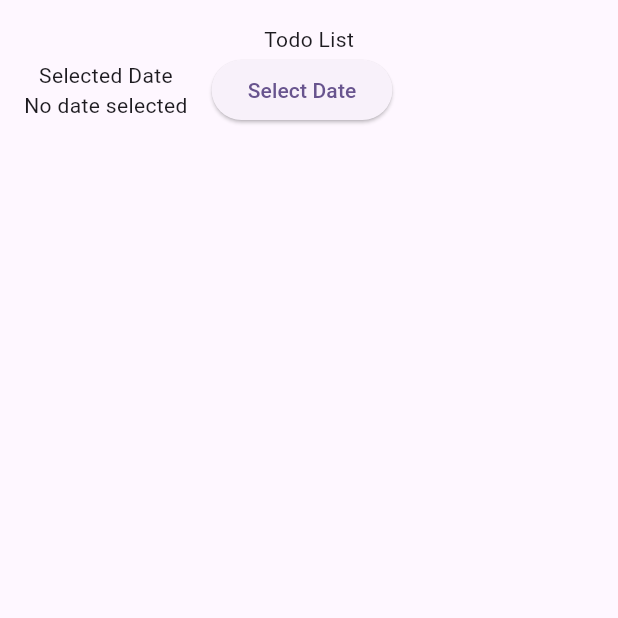
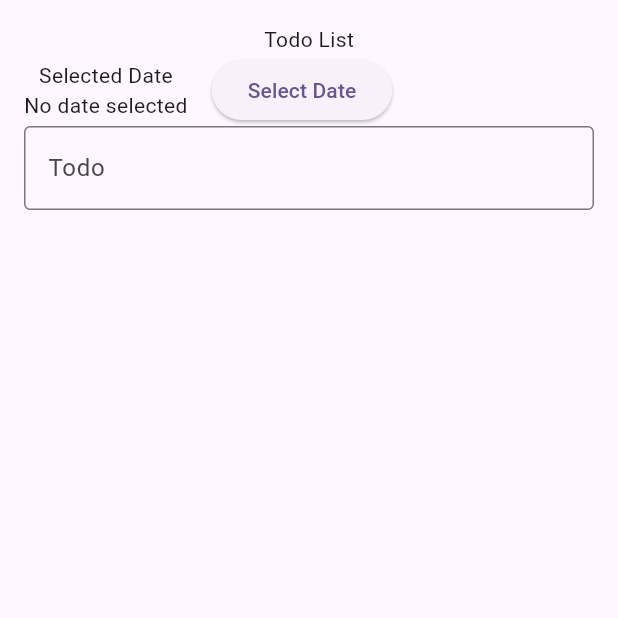
Before and after one commit to Aryaaa30/114_TodoBloc, a Flutter app: the screen it shows after launch, on a phone screen of 412 x 824 dp, the top half of it. Run offline on Flutter 3.47's test engine with Material 3 defaults, Android fonts, the phone set to English and light mode, and no system bars; our stand-ins replace bloc, flutter_bloc.

Commit message:
Menambahkan input TextFormField untuk todo

```diff
--- a/lib/ui/todo_page.dart
+++ b/lib/ui/todo_page.dart
@@ -56,10 +56,28 @@
                   ),
                 ],
               ),
-              Form(key: _key, child: Row(children: [
-
-                  ]
-                )),
+              Form(
+                key: _key,
+                child: Row(
+                  children: [
+                    Expanded(
+                      child: TextFormField(
+                        controller: _controller,
+                        decoration: InputDecoration(
+                          labelText: 'Todo',
+                          border: OutlineInputBorder(),
+                        ),
+                        validator: (value) {
+                          if (value == null || value.isEmpty) {
+                            return 'Please enter a todo';
+                          }
+                          return null;
+                        },
+                      ),
+                    ),
+                  ],
+                ),
+              ),
             ],
           ),
         ),
```
